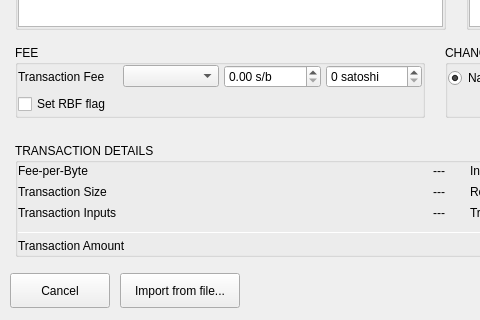
Before: the Qt Designer form BlockSettleUILib/CreateTransactionDialogAdvanced.ui in BlockSettle/terminal, drawn with Qt 5; both pictures show x 0 to 480 and y 321 to 641 of the 920 by 641 pixel window.
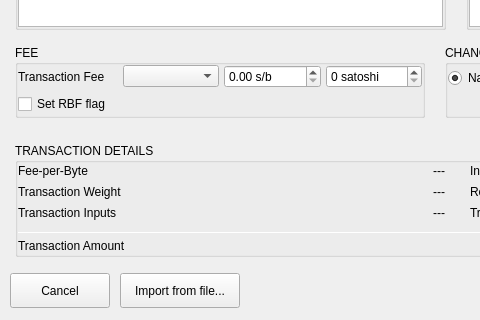
After: the same form once the commit is applied.

Commit message:
Make proper usage of TX weight
Some code makes use of a transaction's weight in a roundabout way. Use the weight directly.

In addition, clean up incorrect references to TX size in the GUI. Refer to weight instead.

```diff
--- a/BlockSettleUILib/CreateTransactionDialogAdvanced.ui
+++ b/BlockSettleUILib/CreateTransactionDialogAdvanced.ui
@@ -1562,7 +1562,7 @@
                         </size>
                        </property>
                        <property name="text">
-                        <string>Transaction Size</string>
+                        <string>Transaction Weight</string>
                        </property>
                        <property name="alignment">
                         <set>Qt::AlignLeading|Qt::AlignLeft|Qt::AlignVCenter</set>
```
The commit also changes 6 other files.
